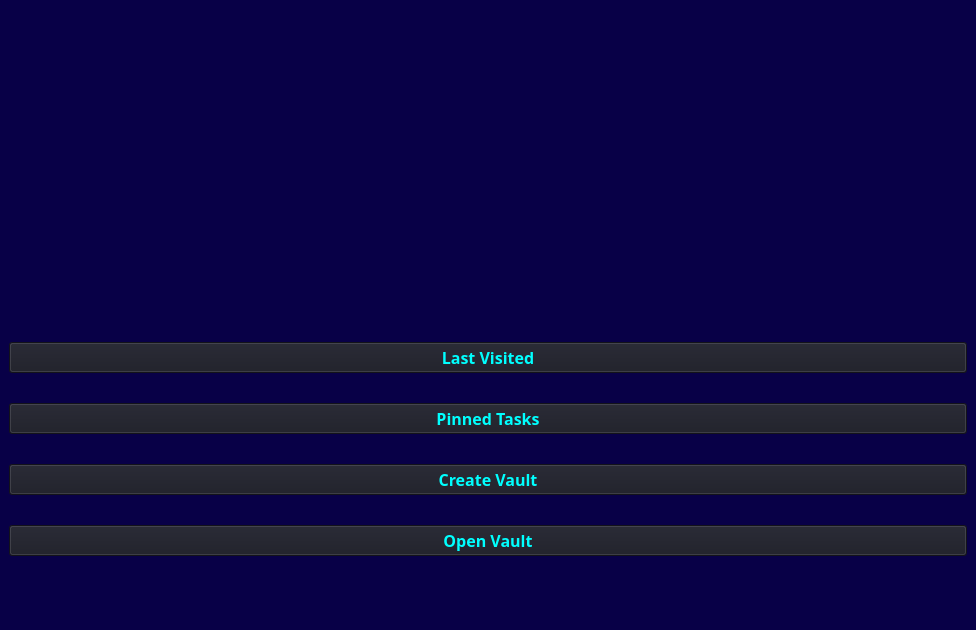
Old version of the form gui/mainwin.ui in the repository Coptan99/FM-5O-Task-Manager.
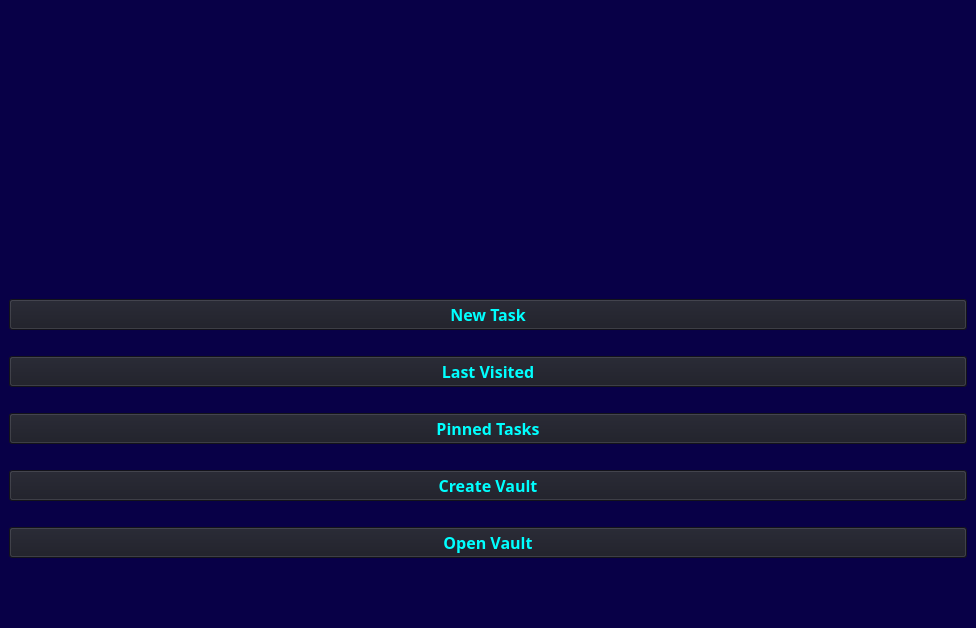
New version of the form. Icons and pictures are not drawn.

Commit message: edit the ui using qt designer

What changed in the file:
```diff
--- a/gui/mainwin.ui
+++ b/gui/mainwin.ui
@@ -7,7 +7,7 @@
     <x>0</x>
     <y>0</y>
     <width>976</width>
-    <height>630</height>
+    <height>628</height>
    </rect>
   </property>
   <property name="windowTitle">
@@ -46,6 +46,20 @@
       </item>
      </layout>
     </item>
+    <item>
+     <widget class="QPushButton" name="zero_btn">
+      <property name="font">
+       <font>
+        <family>Ubuntu Mono</family>
+        <pointsize>12</pointsize>
+        <bold>true</bold>
+       </font>
+      </property>
+      <property name="text">
+       <string>New Task</string>
+      </property>
+     </widget>
+    </item>
     <item>
      <layout class="QVBoxLayout" name="verticalLayout">
       <item>
@@ -54,7 +68,6 @@
          <font>
           <family>Ubuntu Mono</family>
           <pointsize>12</pointsize>
-          <weight>75</weight>
           <bold>true</bold>
          </font>
         </property>
@@ -72,7 +85,6 @@
          <font>
           <family>Ubuntu Mono</family>
           <pointsize>12</pointsize>
-          <weight>75</weight>
           <bold>true</bold>
          </font>
         </property>
@@ -87,7 +99,6 @@
          <font>
           <family>Ubuntu Mono</family>
           <pointsize>12</pointsize>
-          <weight>75</weight>
           <bold>true</bold>
          </font>
         </property>
@@ -102,7 +113,6 @@
          <font>
           <family>Ubuntu Mono</family>
           <pointsize>12</pointsize>
-          <weight>75</weight>
           <bold>true</bold>
          </font>
         </property>
```
The commit also changes 1 other file.
